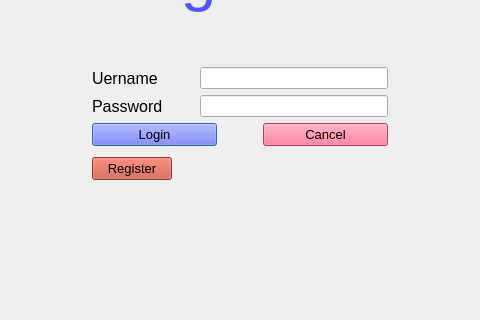
The window that login.ui (pengjianaixue/TEConfiguretool) describes before a commit, drawn with Qt 5; both pictures show x 216 to 696 and y 108 to 428 of the 912 by 546 pixel window.
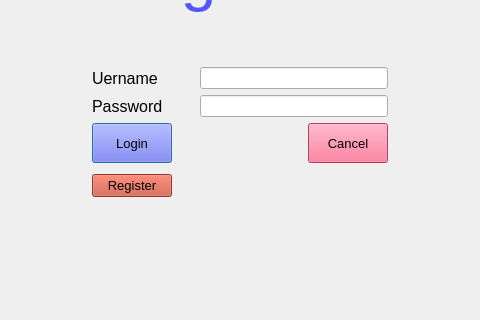
The same window after the commit. Icons and pictures are not drawn.

```diff
--- a/login.ui
+++ b/login.ui
@@ -155,7 +155,7 @@
              <item>
               <widget class="QPushButton" name="B_Login">
                <property name="sizePolicy">
-                <sizepolicy hsizetype="Expanding" vsizetype="Fixed">
+                <sizepolicy hsizetype="Preferred" vsizetype="Preferred">
                  <horstretch>0</horstretch>
                  <verstretch>0</verstretch>
                 </sizepolicy>
@@ -176,13 +176,29 @@
                </property>
               </widget>
              </item>
+             <item>
+              <spacer name="verticalSpacer_3">
+               <property name="orientation">
+                <enum>Qt::Vertical</enum>
+               </property>
+               <property name="sizeType">
+                <enum>QSizePolicy::Preferred</enum>
+               </property>
+               <property name="sizeHint" stdset="0">
+                <size>
+                 <width>20</width>
+                 <height>40</height>
+                </size>
+               </property>
+              </spacer>
+             </item>
              <item>
               <spacer name="horizontalSpacer_5">
                <property name="orientation">
                 <enum>Qt::Horizontal</enum>
                </property>
                <property name="sizeType">
-                <enum>QSizePolicy::Preferred</enum>
+                <enum>QSizePolicy::Expanding</enum>
                </property>
                <property name="sizeHint" stdset="0">
                 <size>
@@ -192,10 +208,26 @@
                </property>
               </spacer>
              </item>
+             <item>
+              <spacer name="verticalSpacer_4">
+               <property name="orientation">
+                <enum>Qt::Vertical</enum>
+               </property>
+               <property name="sizeType">
+                <enum>QSizePolicy::Preferred</enum>
+               </property>
+               <property name="sizeHint" stdset="0">
+                <size>
+                 <width>20</width>
+                 <height>40</height>
+                </size>
+               </property>
+              </spacer>
+             </item>
              <item>
               <widget class="QPushButton" name="B_Cancel">
                <property name="sizePolicy">
-                <sizepolicy hsizetype="Expanding" vsizetype="Fixed">
+                <sizepolicy hsizetype="Preferred" vsizetype="Preferred">
                  <horstretch>0</horstretch>
                  <verstretch>0</verstretch>
                 </sizepolicy>
```
